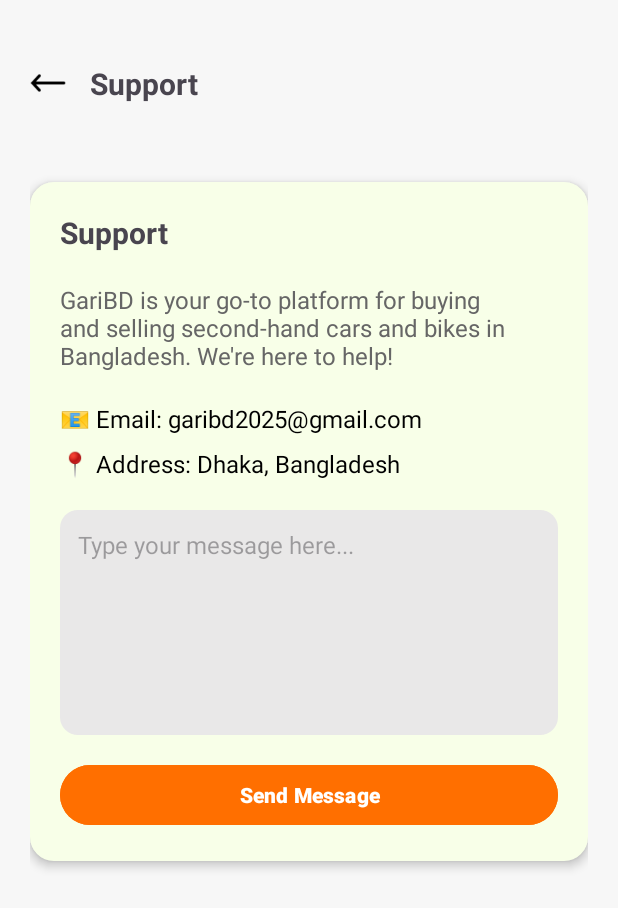
After one commit to MD-SAKIB-HASNAT/GariLagbe, an Android app: the SupportActivity screen opened directly, with no data from a screen before it, on a phone screen of 412 x 824 dp. The commit adds this screen. Shown: the top 908 px of the screen. Run offline under Robolectric (Android 15) with nearby library versions, the phone set to English and light mode, and no system bars.

Commit message:
SupportPage Add , support by email using "Intent emailIntent"

```diff
--- a/app/src/main/AndroidManifest.xml
+++ b/app/src/main/AndroidManifest.xml
@@ -14,6 +14,9 @@
         android:supportsRtl="true"
         android:theme="@style/Theme.GariLagbe"
         tools:targetApi="31">
+        <activity
+            android:name=".SupportActivity"
+            android:exported="false" />
         <activity
             android:name=".Settings"
             android:exported="false" />
--- a/app/src/main/java/com/example/garilagbe/HomeFragment.java
+++ b/app/src/main/java/com/example/garilagbe/HomeFragment.java
@@ -30,6 +30,7 @@
         CardView btnPost = view.findViewById(R.id.cardbtn_post);
         CardView btnRent = view.findViewById(R.id.cardbtn_rent);
         CardView btnSetting = view.findViewById(R.id.btn_setting);
+        CardView btnSupport = view.findViewById(R.id.btn_support);
 
 
         btnRent.setOnClickListener(new View.OnClickListener() {
@@ -42,6 +43,12 @@
             @Override
             public void onClick(View view) {
                 startActivity(new Intent(getContext(),Settings.class));
+            }
+        });
+        btnSupport.setOnClickListener(new View.OnClickListener() {
+            @Override
+            public void onClick(View view) {
+                startActivity(new Intent(getContext(),SupportActivity.class));
             }
         });
 
--- /dev/null
+++ b/app/src/main/java/com/example/garilagbe/SupportActivity.java
@@ -0,0 +1,60 @@
+package com.example.garilagbe;
+
+import android.content.Intent;
+import android.net.Uri;
+import android.os.Bundle;
+import android.view.View;
+import android.widget.Button;
+import android.widget.EditText;
+import android.widget.LinearLayout;
+import android.widget.Toast;
+
+import androidx.appcompat.app.AppCompatActivity;
+
+public class SupportActivity extends AppCompatActivity {
+
+    private EditText editMessage;
+    private Button btnSend;
+    LinearLayout layoutBack;
+
+    @Override
+    protected void onCreate(Bundle savedInstanceState) {
+        super.onCreate(savedInstanceState);
+        setContentView(R.layout.activity_support); // Link with your XML layout
+
+        editMessage = findViewById(R.id.edit_message);
+        btnSend = findViewById(R.id.btn_send);
+        layoutBack = findViewById(R.id.back_support);
+
+        btnSend.setOnClickListener(new View.OnClickListener() {
+            @Override
+            public void onClick(View v) {
+                sendSupportMessage();
+            }
+        });
+
+        layoutBack.setOnClickListener(v -> finish());
+    }
+
+    private void sendSupportMessage() {
+        String message = editMessage.getText().toString().trim();
+        if (message.isEmpty()) {
+            Toast.makeText(this, "Please enter your message.", Toast.LENGTH_SHORT).show();
+            return;
+        }
+
+        Intent emailIntent = new Intent(Intent.ACTION_SEND);
+        emailIntent.setType("message/rfc822");
+        emailIntent.putExtra(Intent.EXTRA_EMAIL, new String[]{"garibd2025@gmail.com"});
+        emailIntent.putExtra(Intent.EXTRA_SUBJECT, "Support Request from GariBD App");
+        emailIntent.putExtra(Intent.EXTRA_TEXT, message);
+
+        try {
+            startActivity(Intent.createChooser(emailIntent, "Send email via..."));
+        } catch (android.content.ActivityNotFoundException ex) {
+            Toast.makeText(this, "No email app installed on your device.", Toast.LENGTH_LONG).show();
+        }
+    }
+
+
+}
--- /dev/null
+++ b/app/src/main/res/drawable/card_bg.xml
@@ -0,0 +1,6 @@
+<shape xmlns:android="http://schemas.android.com/apk/res/android"
+    android:shape="rectangle">
+    <solid android:color="#F8FFE8"/>
+    <corners android:radius="16dp"/>
+    <padding android:left="12dp" android:top="12dp" android:right="12dp" android:bottom="12dp"/>
+</shape>
--- /dev/null
+++ b/app/src/main/res/drawable/input_bg.xml
@@ -0,0 +1,6 @@
+<shape xmlns:android="http://schemas.android.com/apk/res/android"
+    android:shape="rectangle">
+    <solid android:color="#E9E8E8"/>
+    <corners android:radius="12dp"/>
+    <padding android:left="10dp" android:top="10dp" android:right="10dp" android:bottom="10dp"/>
+</shape>
--- a/app/src/main/res/layout/activity_settings.xml
+++ b/app/src/main/res/layout/activity_settings.xml
@@ -7,9 +7,10 @@
 
     <LinearLayout
         android:orientation="vertical"
-        android:padding="16dp"
+        android:padding="30dp"
         android:layout_width="match_parent"
         android:layout_height="wrap_content">
+
         <LinearLayout
             android:id="@+id/back_setting"
             android:layout_width="match_parent"
--- /dev/null
+++ b/app/src/main/res/layout/activity_support.xml
@@ -0,0 +1,106 @@
+<?xml version="1.0" encoding="utf-8"?>
+<ScrollView xmlns:android="http://schemas.android.com/apk/res/android"
+    android:layout_width="match_parent"
+    android:layout_height="match_parent"
+    android:background="#F7F7F7">
+
+    <LinearLayout
+        android:layout_width="match_parent"
+        android:layout_height="wrap_content"
+        android:orientation="vertical"
+        android:padding="20dp">
+        <LinearLayout
+            android:id="@+id/back_support"
+            android:layout_width="match_parent"
+            android:layout_height="wrap_content"
+            android:orientation="horizontal"
+            android:gravity="center_vertical"
+            android:paddingVertical="12dp"
+            android:layout_marginTop="10dp"
+            android:layout_marginBottom="10dp">
+
+            <ImageView
+                android:src="@drawable/leftaew"
+                android:layout_width="24dp"
+                android:layout_height="24dp"
+                android:layout_marginEnd="16dp"/>
+
+            <TextView
+                android:text="Support"
+                android:layout_width="wrap_content"
+                android:layout_height="wrap_content"
+                android:textSize="20sp"
+                android:textStyle="bold"/>
+        </LinearLayout>
+
+        <!-- Card Container -->
+        <LinearLayout
+            android:layout_width="match_parent"
+            android:layout_height="wrap_content"
+            android:background="@drawable/card_bg"
+            android:orientation="vertical"
+            android:padding="20dp"
+            android:elevation="4dp"
+            android:layout_marginTop="30dp"
+            android:layout_marginBottom="16dp">
+            <TextView
+                android:text="Support"
+                android:layout_width="wrap_content"
+                android:layout_height="wrap_content"
+                android:textSize="20sp"
+                android:layout_marginBottom="20dp"
+                android:textStyle="bold"/>
+
+            <!-- Description -->
+            <TextView
+                android:layout_width="match_parent"
+                android:layout_height="wrap_content"
+                android:text="GariBD is your go-to platform for buying and selling second-hand cars and bikes in Bangladesh. We're here to help!"
+                android:textColor="#666666"
+                android:textSize="16sp"
+                android:layout_marginBottom="20dp" />
+
+            <!-- Contact Info -->
+            <TextView
+                android:layout_width="wrap_content"
+                android:layout_height="wrap_content"
+                android:text="📧 Email: garibd2025@gmail.com"
+                android:textColor="#000000"
+                android:textSize="16sp"
+                android:layout_marginBottom="8dp" />
+
+            <TextView
+                android:layout_width="wrap_content"
+                android:layout_height="wrap_content"
+                android:text="📍 Address: Dhaka, Bangladesh"
+                android:textColor="#000000"
+                android:textSize="16sp"
+                android:layout_marginBottom="20dp" />
+
+            <!-- Message Input -->
+            <EditText
+                android:id="@+id/edit_message"
+                android:layout_width="match_parent"
+                android:layout_height="150dp"
+                android:background="@drawable/input_bg"
+                android:hint="Type your message here..."
+                android:padding="12dp"
+                android:gravity="top|start"
+                android:textSize="16sp"
+                android:inputType="textMultiLine"
+                android:maxLines="6"
+                android:minLines="4"
+                android:layout_marginBottom="16dp"/>
+
+            <!-- Send Button -->
+            <Button
+                android:id="@+id/btn_send"
+                android:layout_width="match_parent"
+                android:layout_height="wrap_content"
+                android:text="Send Message"
+                android:backgroundTint="#FF6F00"
+                android:textColor="#FFFFFF"
+                android:textStyle="bold"/>
+        </LinearLayout>
+    </LinearLayout>
+</ScrollView>
--- a/app/src/main/res/layout/fragment_home.xml
+++ b/app/src/main/res/layout/fragment_home.xml
@@ -234,6 +234,7 @@
         </androidx.cardview.widget.CardView>
 
         <androidx.cardview.widget.CardView
+            android:id="@+id/btn_support"
             android:layout_width="75dp"
             android:layout_height="85dp"
             android:layout_row="1"
```
Also changed, not shown: app/src/main/res/drawable/coollogo.png (deleted).
